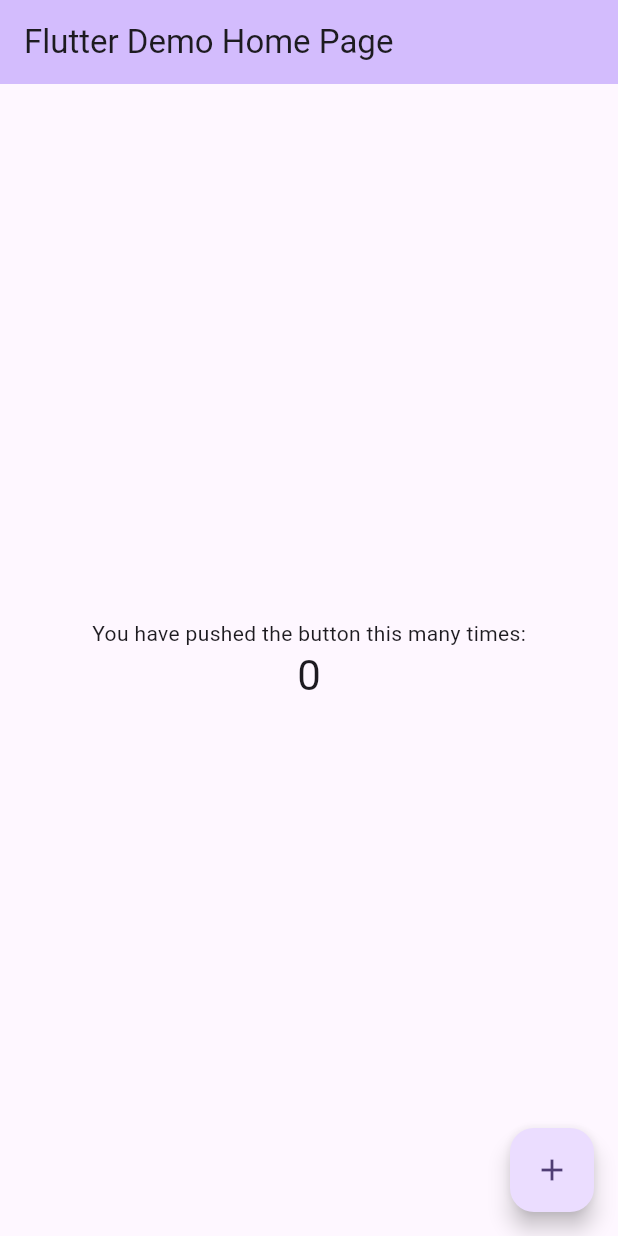
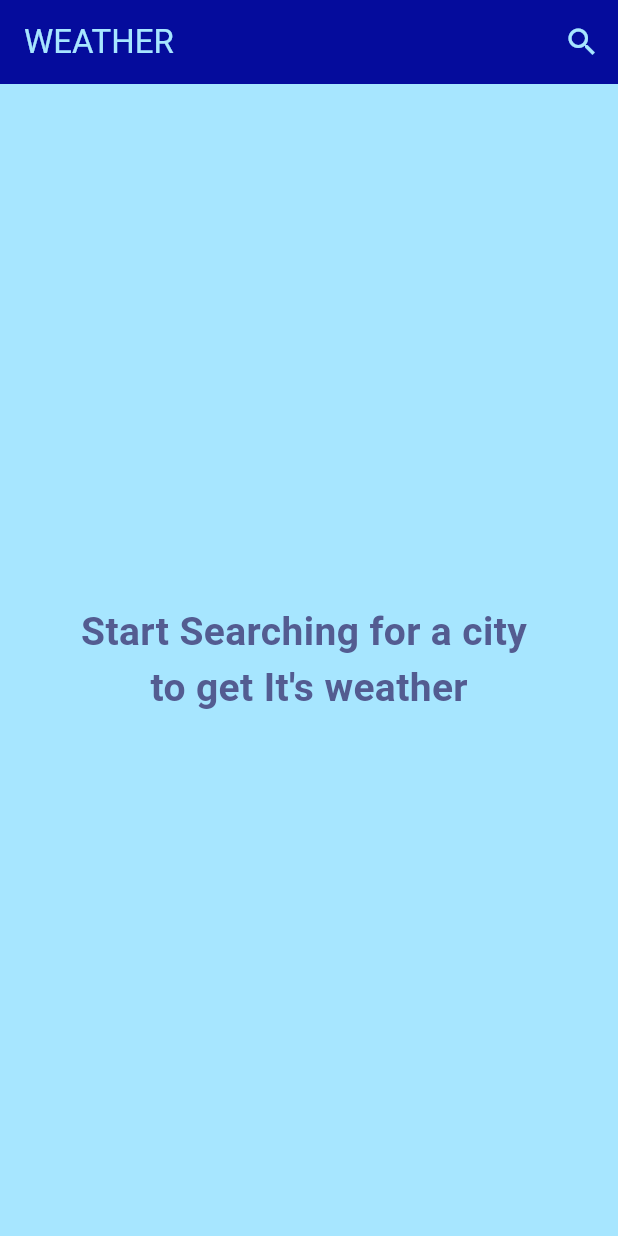
Before and after one commit to shehab358/weather_app, a Flutter app: the screen it shows after launch, on a phone screen of 412 x 824 dp. Run offline on Flutter 3.47's test engine with Material 3 defaults, Android fonts, the phone set to English and light mode, and no system bars.

Commit message:
Added Home Page

```diff
--- /dev/null
+++ b/lib/homescreen.dart
@@ -0,0 +1,55 @@
+import 'package:flutter/material.dart';
+
+class Homescreen extends StatelessWidget {
+  const Homescreen({super.key});
+
+  @override
+  Widget build(BuildContext context) {
+    return Scaffold(
+      appBar: AppBar(
+        title: const Text(
+          "WEATHER",
+          style: TextStyle(
+            color: Color(0xFFA7E6FF),
+          ),
+        ),
+        backgroundColor: const Color(0xFF050C9C),
+        actions: [
+          IconButton(
+            onPressed: () {},
+            icon: const Icon(
+              Icons.search,
+              color: Color(0xFFA7E6FF),
+            ),
+          ),
+        ],
+      ),
+      body: Container(
+        color: const Color(0xFFA7E6FF),
+        height: double.infinity,
+        width: double.infinity,
+        child: const Center(
+          child: Column(
+            mainAxisAlignment: MainAxisAlignment.center,
+            children: [
+              Text(
+                "Start Searching for a city ",
+                style: TextStyle(
+                    color: Color(0xFF535C91),
+                    fontSize: 26,
+                    fontWeight: FontWeight.bold),
+              ),
+              Text(
+                "to get It's weather",
+                style: TextStyle(
+                    color: Color(0xFF535C91),
+                    fontSize: 26,
+                    fontWeight: FontWeight.bold),
+              ),
+            ],
+          ),
+        ),
+      ),
+    );
+  }
+}
--- a/lib/main.dart
+++ b/lib/main.dart
@@ -1,125 +1,10 @@
 import 'package:flutter/material.dart';
+import 'package:weather_app/homescreen.dart';
 
 void main() {
-  runApp(const MyApp());
+  runApp(
+    MaterialApp(
+      home: Homescreen(),
+    ),
+  );
 }
-
-class MyApp extends StatelessWidget {
-  const MyApp({super.key});
-
-  // This widget is the root of your application.
-  @override
-  Widget build(BuildContext context) {
-    return MaterialApp(
-      title: 'Flutter Demo',
-      theme: ThemeData(
-        // This is the theme of your application.
-        //
-        // TRY THIS: Try running your application with "flutter run". You'll see
-        // the application has a purple toolbar. Then, without quitting the app,
-        // try changing the seedColor in the colorScheme below to Colors.green
-        // and then invoke "hot reload" (save your changes or press the "hot
-        // reload" button in a Flutter-supported IDE, or press "r" if you used
-        // the command line to start the app).
-        //
-        // Notice that the counter didn't reset back to zero; the application
-        // state is not lost during the reload. To reset the state, use hot
-        // restart instead.
-        //
-        // This works for code too, not just values: Most code changes can be
-        // tested with just a hot reload.
-        colorScheme: ColorScheme.fromSeed(seedColor: Colors.deepPurple),
-        useMaterial3: true,
-      ),
-      home: const MyHomePage(title: 'Flutter Demo Home Page'),
-    );
-  }
-}
-
-class MyHomePage extends StatefulWidget {
-  const MyHomePage({super.key, required this.title});
-
-  // This widget is the home page of your application. It is stateful, meaning
-  // that it has a State object (defined below) that contains fields that affect
-  // how it looks.
-
-  // This class is the configuration for the state. It holds the values (in this
-  // case the title) provided by the parent (in this case the App widget) and
-  // used by the build method of the State. Fields in a Widget subclass are
-  // always marked "final".
-
-  final String title;
-
-  @override
-  State<MyHomePage> createState() => _MyHomePageState();
-}
-
-class _MyHomePageState extends State<MyHomePage> {
-  int _counter = 0;
-
-  void _incrementCounter() {
-    setState(() {
-      // This call to setState tells the Flutter framework that something has
-      // changed in this State, which causes it to rerun the build method below
-      // so that the display can reflect the updated values. If we changed
-      // _counter without calling setState(), then the build method would not be
-      // called again, and so nothing would appear to happen.
-      _counter++;
-    });
-  }
-
-  @override
-  Widget build(BuildContext context) {
-    // This method is rerun every time setState is called, for instance as done
-    // by the _incrementCounter method above.
-    //
-    // The Flutter framework has been optimized to make rerunning build methods
-    // fast, so that you can just rebuild anything that needs updating rather
-    // than having to individually change instances of widgets.
-    return Scaffold(
-      appBar: AppBar(
-        // TRY THIS: Try changing the color here to a specific color (to
-        // Colors.amber, perhaps?) and trigger a hot reload to see the AppBar
-        // change color while the other colors stay the same.
-        backgroundColor: Theme.of(context).colorScheme.inversePrimary,
-        // Here we take the value from the MyHomePage object that was created by
-        // the App.build method, and use it to set our appbar title.
-        title: Text(widget.title),
-      ),
-      body: Center(
-        // Center is a layout widget. It takes a single child and positions it
-        // in the middle of the parent.
-        child: Column(
-          // Column is also a layout widget. It takes a list of children and
-          // arranges them vertically. By default, it sizes itself to fit its
-          // children horizontally, and tries to be as tall as its parent.
-          //
-          // Column has various properties to control how it sizes itself and
-          // how it positions its children. Here we use mainAxisAlignment to
-          // center the children vertically; the main axis here is the vertical
-          // axis because Columns are vertical (the cross axis would be
-          // horizontal).
-          //
-          // TRY THIS: Invoke "debug painting" (choose the "Toggle Debug Paint"
-          // action in the IDE, or press "p" in the console), to see the
-          // wireframe for each widget.
-          mainAxisAlignment: MainAxisAlignment.center,
-          children: <Widget>[
-            const Text(
-              'You have pushed the button this many times:',
-            ),
-            Text(
-              '$_counter',
-              style: Theme.of(context).textTheme.headlineMedium,
-            ),
-          ],
-        ),
-      ),
-      floatingActionButton: FloatingActionButton(
-        onPressed: _incrementCounter,
-        tooltip: 'Increment',
-        child: const Icon(Icons.add),
-      ), // This trailing comma makes auto-formatting nicer for build methods.
-    );
-  }
-}
--- a/pubspec.yaml
+++ b/pubspec.yaml
@@ -59,9 +59,8 @@ flutter:
   uses-material-design: true
 
   # To add assets to your application, add an assets section, like this:
-  # assets:
-  #   - images/a_dot_burr.jpeg
-  #   - images/a_dot_ham.jpeg
+  assets:
+    - assets/
 
   # An image asset can refer to one or more resolution-specific "variants", see
   # https://flutter.dev/assets-and-images/#resolution-aware
```
Also changed, not shown: assets/images/clear.png (added), assets/images/cloudy.png (added), assets/images/rainy.png (added), assets/images/snow.png (added), assets/images/thunderstorm.png (added).
